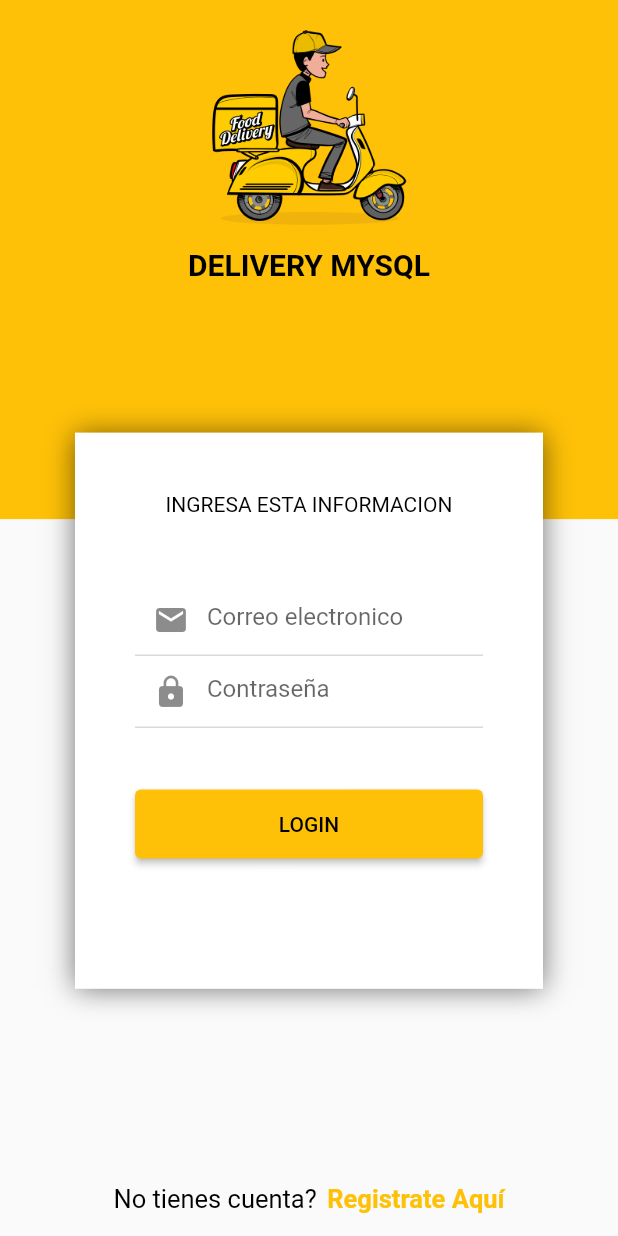
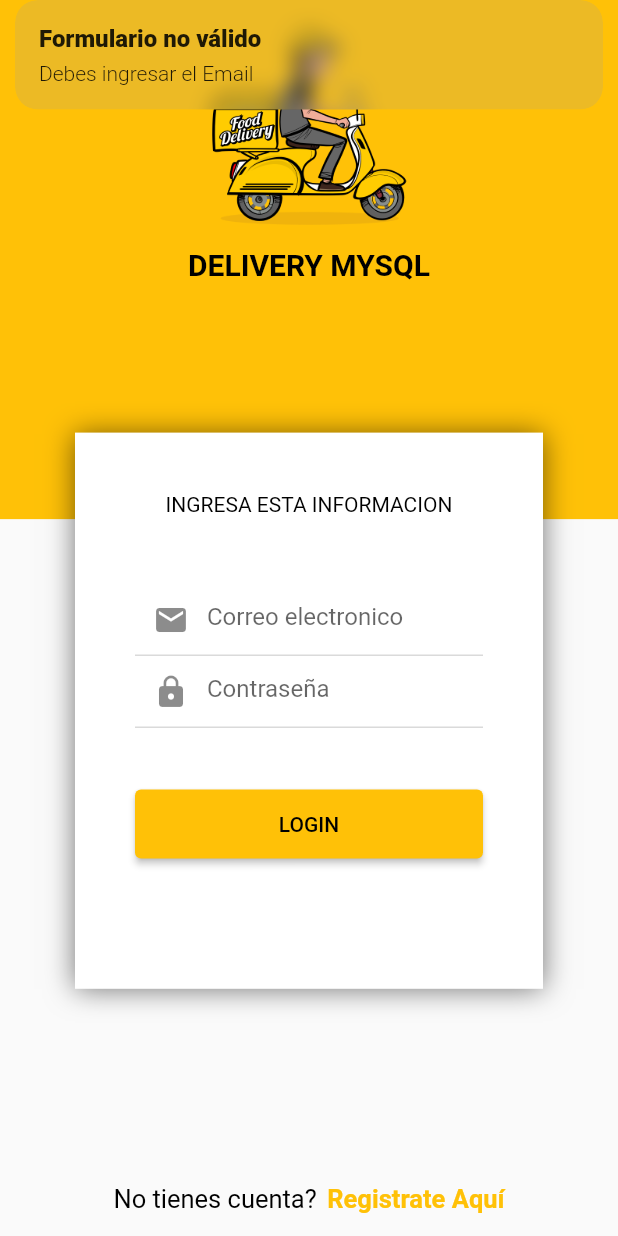
Before and after one commit to xalejandrow/udemy_flutter_delivery, a Flutter app: the screen it shows after launch, after a tap on "LOGIN", on a phone screen of 412 x 824 dp. Run offline on Flutter 3.47's test engine with Material 2 defaults, Android fonts, the light colour scheme and no system bars; our stand-ins replace get.

Commit message:
Section 4 - Interaccion con Widgets Navegacion y Formularios

```diff
--- a/lib/main.dart
+++ b/lib/main.dart
@@ -1,6 +1,7 @@
 import 'package:flutter/material.dart';
 import 'package:get/get.dart';
 import 'package:udemy_flutter_delivery/src/pages/login/login_page.dart';
+import 'package:udemy_flutter_delivery/src/pages/register/register_page.dart';
 
 void main() {
   runApp(const MyApp());
@@ -29,7 +30,8 @@ class _MyAppState extends State<MyApp> {
       debugShowCheckedModeBanner: false,
       initialRoute: '/',
       getPages: [
-        GetPage(name: '/', page: () =>  LoginPage())
+        GetPage(name: '/', page: () =>  LoginPage()),
+        GetPage(name: '/register', page: () =>  RegisterPage()),
       ],
       theme: ThemeData(
         primaryColor: Colors.amber,
--- /dev/null
+++ b/lib/src/pages/login/login_controller.dart
@@ -0,0 +1,52 @@
+import 'package:flutter/cupertino.dart';
+import 'package:get/get.dart';
+
+class LoginController extends GetxController {
+
+  TextEditingController emailController = TextEditingController();
+  TextEditingController passwordController = TextEditingController();
+
+  void goToRegisterPage() {
+    Get.toNamed('/register');
+  }
+
+  void login() {
+    String email = emailController.text.trim();
+    String password = passwordController.text.trim();
+
+
+    print('Email ${email}');
+    print('Password ${password}');
+
+   // Get.snackbar('Email', email);
+   // Get.snackbar('Password', password);
+
+    if(isValidForm(email, password)){
+      Get.snackbar('Formulario válido', 'Estás listo para enviar la petición HTTP');
+
+    }
+  }
+
+
+  bool isValidForm(String email, String password) {
+
+    if(email.isEmpty){
+      Get.snackbar('Formulario no válido', 'Debes ingresar el Email');
+      return false;
+    }
+
+    if(!GetUtils.isEmail(email)){
+      Get.snackbar('Formulario no válido', 'El Email no es válido');
+      return false;
+    }
+
+    if(password.isEmpty){
+      Get.snackbar('Formulario no válido', 'Debes ingresar el password');
+      return false;
+    }
+
+    return true;
+  }
+
+
+}
--- a/lib/src/pages/login/login_page.dart
+++ b/lib/src/pages/login/login_page.dart
@@ -1,7 +1,10 @@
 import 'package:flutter/material.dart';
+import 'package:get/get.dart';
+import 'package:udemy_flutter_delivery/src/pages/login/login_controller.dart';
 
 class LoginPage extends StatelessWidget {
-  const LoginPage({Key? key}) : super(key: key);
+  //const LoginPage({Key? key}) : super(key: key);
+  LoginController con = Get.put(LoginController());
 
   @override
   Widget build(BuildContext context) {
@@ -75,6 +78,7 @@ class LoginPage extends StatelessWidget {
     return Container(
       margin: EdgeInsets.symmetric(horizontal: 40),
       child: TextField(
+        controller: con.emailController,
         keyboardType: TextInputType.emailAddress,
         decoration: InputDecoration(
           hintText: 'Correo electronico',
@@ -88,6 +92,7 @@ class LoginPage extends StatelessWidget {
     return Container(
       margin: EdgeInsets.symmetric(horizontal: 40),
       child: TextField(
+        controller: con.passwordController,
         keyboardType: TextInputType.text,
         obscureText: true,
         decoration: InputDecoration(
@@ -103,7 +108,7 @@ class LoginPage extends StatelessWidget {
       width: double.infinity,
       margin: EdgeInsets.symmetric(horizontal: 40, vertical: 40),
       child: ElevatedButton(
-          onPressed: () {},
+          onPressed: () => con.login(),
           style: ElevatedButton.styleFrom(
             padding: EdgeInsets.symmetric(vertical: 15)
           ),
@@ -142,12 +147,15 @@ class LoginPage extends StatelessWidget {
             ),
           ),
         SizedBox(width: 7),
-        Text(
+        GestureDetector(
+          onTap: () => con.goToRegisterPage(),
+          child: Text(
             'Registrate Aquí',
             style: TextStyle(
               color: Colors.amber,
               fontWeight: FontWeight.bold,
               fontSize: 17
+            ),
           ),
         )
       ],
--- /dev/null
+++ b/lib/src/pages/register/register_controller.dart
@@ -0,0 +1,76 @@
+import 'package:flutter/material.dart';
+import 'package:get/get.dart';
+
+class RegisterController extends GetxController {
+
+  TextEditingController emailController = TextEditingController();
+  TextEditingController nameController = TextEditingController();
+  TextEditingController lastNameController = TextEditingController();
+  TextEditingController phoneController = TextEditingController();
+  TextEditingController passwordController = TextEditingController();
+  TextEditingController confirmPasswordController = TextEditingController();
+
+
+  void register() {
+    String email = emailController.text.trim();
+    String name = nameController.text;
+    String lastName = lastNameController.text;
+    String phone = phoneController.text;
+    String password = passwordController.text.trim();
+    String confirmPassword = confirmPasswordController.text.trim();
+
+
+    print('Email ${email}');
+    print('Password ${password}');
+
+    // Get.snackbar('Email', email);
+    // Get.snackbar('Password', password);
+
+    if(isValidForm(email, name, lastName, phone, password, confirmPassword)){
+      Get.snackbar('Formulario válido', 'Estás listo para enviar la petición HTTP');
+    }
+  }
+
+
+  bool isValidForm(String email, String name, String lastName, String phone, String password, String confirmPassword) {
+
+    if(email.isEmpty){
+      Get.snackbar('Formulario no válido', 'Debes ingresar tu Email');
+      return false;
+    }
+
+    if(!GetUtils.isEmail(email)){
+      Get.snackbar('Formulario no válido', 'El Email no es válido');
+      return false;
+    }
+
+    if(name.isEmpty){
+      Get.snackbar('Formulario no válido', 'Debes ingresar tu Nombre');
+      return false;
+    }
+    if(lastName.isEmpty){
+      Get.snackbar('Formulario no válido', 'Debes ingresar tu Apellido');
+      return false;
+    }
+    if(phone.isEmpty){
+      Get.snackbar('Formulario no válido', 'Debes ingresar tu teléfono');
+      return false;
+    }
+
+    if(password.isEmpty){
+      Get.snackbar('Formulario no válido', 'Debes ingresar el password');
+      return false;
+    }
+    if(confirmPassword.isEmpty){
+      Get.snackbar('Formulario no válido', 'Debes confirmar el password');
+      return false;
+    }
+
+    if(password != confirmPassword){
+      Get.snackbar('Formulario no válido', 'Los password no coinciden');
+      return false;
+    }
+
+    return true;
+  }
+}
```
Also changed, not shown: lib/src/pages/register/register_page.dart (added, +220 -0 lines). Lines whose indentation alone changed are shown as unchanged.
